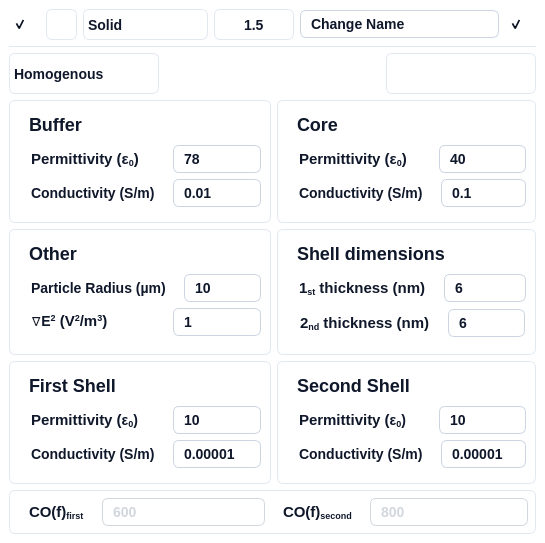
This is ui/curve_widget.ui in IoanTivig/OpenDEP_View as Qt 5 draws it before an edit. The edited form follows.
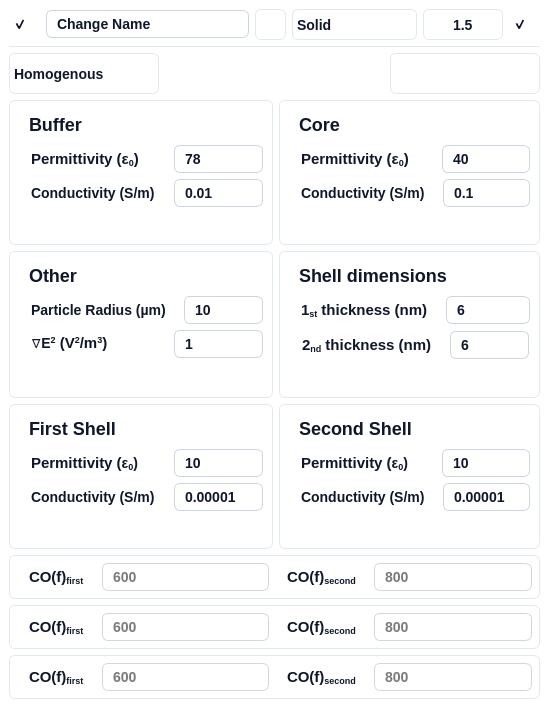
This is the edited form. Icons and pictures are not drawn.

```diff
--- a/ui/curve_widget.ui
+++ b/ui/curve_widget.ui
@@ -6,8 +6,8 @@
    <rect>
     <x>0</x>
     <y>0</y>
-    <width>545</width>
-    <height>543</height>
+    <width>549</width>
+    <height>708</height>
    </rect>
   </property>
   <property name="windowTitle">
@@ -159,6 +159,49 @@
            </property>
           </widget>
          </item>
+         <item>
+          <widget class="QLineEdit" name="pyqt5_entry_curve_name">
+           <property name="enabled">
+            <bool>true</bool>
+           </property>
+           <property name="minimumSize">
+            <size>
+             <width>125</width>
+             <height>0</height>
+            </size>
+           </property>
+           <property name="maximumSize">
+            <size>
+             <width>16777215</width>
+             <height>16777215</height>
+            </size>
+           </property>
+           <property name="styleSheet">
+            <string notr="true">QLineEdit {
+    background: #FFFFFF;  /* Default background */
+    border: 1px solid #CBD5E1;  /* Default border */
+    border-radius: 6px;  /* Rounded corners */
+    color: #0F172A;  /* Text color */
+    font-family: 'Segoe UI', sans-serif;  /* Font family */
+    font-style: normal;  /* Font style */
+    font-weight: 500;  /* Font weight */
+    font-size: 14px;  /* Font size */
+    line-height: 24px;  /* Line height */
+    padding: 4px 8px;  /* Padding */
+}
+
+/* Disabled State */
+QLineEdit:disabled {
+    color: #D2D7DD;
+    border: 1px solid #D2D7DD;
+}
+</string>
+           </property>
+           <property name="text">
+            <string>Change Name</string>
+           </property>
+          </widget>
+         </item>
          <item>
           <widget class="QPushButton" name="pyqt5_button_pick_curve_color">
            <property name="enabled">
@@ -398,49 +441,6 @@
            </property>
           </widget>
          </item>
-         <item>
-          <widget class="QLineEdit" name="pyqt5_entry_curve_name">
-           <property name="enabled">
-            <bool>true</bool>
-           </property>
-           <property name="minimumSize">
-            <size>
-             <width>125</width>
-             <height>0</height>
-            </size>
-           </property>
-           <property name="maximumSize">
-            <size>
-             <width>16777215</width>
-             <height>16777215</height>
-            </size>
-           </property>
-           <property name="styleSheet">
-            <string notr="true">QLineEdit {
-    background: #FFFFFF;  /* Default background */
-    border: 1px solid #CBD5E1;  /* Default border */
-    border-radius: 6px;  /* Rounded corners */
-    color: #0F172A;  /* Text color */
-    font-family: 'Segoe UI', sans-serif;  /* Font family */
-    font-style: normal;  /* Font style */
-    font-weight: 500;  /* Font weight */
-    font-size: 14px;  /* Font size */
-    line-height: 24px;  /* Line height */
-    padding: 4px 8px;  /* Padding */
-}
-
-/* Disabled State */
-QLineEdit:disabled {
-    color: #D2D7DD;
-    border: 1px solid #D2D7DD;
-}
-</string>
-           </property>
-           <property name="text">
-            <string>Change Name</string>
-           </property>
-          </widget>
-         </item>
          <item>
           <widget class="QCheckBox" name="pyqt5_checkbox_curves_expand">
            <property name="minimumSize">
@@ -2296,7 +2296,7 @@
        </widget>
       </item>
       <item>
-       <widget class="QFrame" name="frame">
+       <widget class="QFrame" name="pyqt5_frame_group_homogenous_co">
         <property name="styleSheet">
          <string notr="true">box-sizing: border-box;
 display: flex;
@@ -2343,7 +2343,7 @@
            <item>
             <widget class="QLineEdit" name="pyqt5_entry_graph_width_5">
              <property name="enabled">
-              <bool>false</bool>
+              <bool>true</bool>
              </property>
              <property name="maximumSize">
               <size>
@@ -2354,9 +2354,9 @@
              <property name="styleSheet">
               <string notr="true">QLineEdit {
     background: #FFFFFF;  /* Default background */
-    border: 1px solid #CBD5E1;  /* Default border */
+    border: 1px solid #D2D7DD;  /* Default border */
     border-radius: 6px;  /* Rounded corners */
-    color: #0F172A;  /* Text color */
+    color: #7a7a7a;  /* Text color */
     font-family: 'Segoe UI', sans-serif;  /* Font family */
     font-style: normal;  /* Font style */
     font-weight: 500;  /* Font weight */
@@ -2375,6 +2375,9 @@
              <property name="text">
               <string>600</string>
              </property>
+             <property name="readOnly">
+              <bool>true</bool>
+             </property>
             </widget>
            </item>
           </layout>
@@ -2401,7 +2404,7 @@
            <item>
             <widget class="QLineEdit" name="pyqt5_entry_graph_height_4">
              <property name="enabled">
-              <bool>false</bool>
+              <bool>true</bool>
              </property>
              <property name="maximumSize">
               <size>
@@ -2412,9 +2415,9 @@
              <property name="styleSheet">
               <string notr="true">QLineEdit {
     background: #FFFFFF;  /* Default background */
-    border: 1px solid #CBD5E1;  /* Default border */
+    border: 1px solid #D2D7DD;  /* Default border */
     border-radius: 6px;  /* Rounded corners */
-    color: #0F172A;  /* Text color */
+    color: #7a7a7a;  /* Text color */
     font-family: 'Segoe UI', sans-serif;  /* Font family */
     font-style: normal;  /* Font style */
     font-weight: 500;  /* Font weight */
@@ -2427,10 +2430,316 @@
 QLineEdit:disabled {
     color: #D2D7DD;
     border: 1px solid #D2D7DD;
-}</string>
+}
+</string>
              </property>
              <property name="text">
               <string>800</string>
+             </property>
+             <property name="readOnly">
+              <bool>true</bool>
+             </property>
+            </widget>
+           </item>
+          </layout>
+         </item>
+        </layout>
+       </widget>
+      </item>
+      <item>
+       <widget class="QFrame" name="pyqt5_frame_group_singleshell_co">
+        <property name="styleSheet">
+         <string notr="true">box-sizing: border-box;
+display: flex;
+flex-direction: column;
+align-items: flex-start;
+gap: 25px;
+background: #FFFFFF;
+border: 1px solid #E2E8F0; /* slate/200 */
+border-radius: 6px;
+padding:6px;</string>
+        </property>
+        <layout class="QHBoxLayout" name="horizontalLayout_49" stretch="0,0">
+         <property name="leftMargin">
+          <number>1</number>
+         </property>
+         <property name="topMargin">
+          <number>1</number>
+         </property>
+         <property name="rightMargin">
+          <number>1</number>
+         </property>
+         <property name="bottomMargin">
+          <number>1</number>
+         </property>
+         <item>
+          <layout class="QHBoxLayout" name="horizontalLayout_6">
+           <item>
+            <widget class="QLabel" name="label_51">
+             <property name="styleSheet">
+              <string notr="true"> 	border: none;
+	color: #0F172A;  /* Text color */
+    font-family: 'Segoe UI', sans-serif;  /* Font family */
+    font-style: normal;  /* Font style */
+    font-weight: 500;  /* Font weight */
+    font-size: 14px;  /* Font size */
+    line-height: 24px;  /* Line height */
+    padding: 4px 8px;  /* Padding */</string>
+             </property>
+             <property name="text">
+              <string>&lt;html&gt;&lt;head/&gt;&lt;body&gt;&lt;p&gt;&lt;span style=&quot; font-size:11pt;&quot;&gt;CO(f)&lt;/span&gt;&lt;span style=&quot; font-size:11pt; vertical-align:sub;&quot;&gt;first&lt;/span&gt;&lt;/p&gt;&lt;/body&gt;&lt;/html&gt;</string>
+             </property>
+            </widget>
+           </item>
+           <item>
+            <widget class="QLineEdit" name="pyqt5_entry_singleshell_firstco">
+             <property name="enabled">
+              <bool>true</bool>
+             </property>
+             <property name="maximumSize">
+              <size>
+               <width>200</width>
+               <height>16777215</height>
+              </size>
+             </property>
+             <property name="styleSheet">
+              <string notr="true">QLineEdit {
+    background: #FFFFFF;  /* Default background */
+    border: 1px solid #D2D7DD;  /* Default border */
+    border-radius: 6px;  /* Rounded corners */
+    color: #7a7a7a;  /* Text color */
+    font-family: 'Segoe UI', sans-serif;  /* Font family */
+    font-style: normal;  /* Font style */
+    font-weight: 500;  /* Font weight */
+    font-size: 14px;  /* Font size */
+    line-height: 24px;  /* Line height */
+    padding: 4px 8px;  /* Padding */
+}
+
+/* Disabled State */
+QLineEdit:disabled {
+    color: #D2D7DD;
+    border: 1px solid #D2D7DD;
+}
+</string>
+             </property>
+             <property name="text">
+              <string>600</string>
+             </property>
+             <property name="readOnly">
+              <bool>true</bool>
+             </property>
+            </widget>
+           </item>
+          </layout>
+         </item>
+         <item>
+          <layout class="QHBoxLayout" name="horizontalLayout_10">
+           <item>
+            <widget class="QLabel" name="label_52">
+             <property name="styleSheet">
+              <string notr="true"> 	border: none;
+	color: #0F172A;  /* Text color */
+    font-family: 'Segoe UI', sans-serif;  /* Font family */
+    font-style: normal;  /* Font style */
+    font-weight: 500;  /* Font weight */
+    font-size: 14px;  /* Font size */
+    line-height: 24px;  /* Line height */
+    padding: 4px 8px;  /* Padding */</string>
+             </property>
+             <property name="text">
+              <string>&lt;html&gt;&lt;head/&gt;&lt;body&gt;&lt;p&gt;&lt;span style=&quot; font-size:11pt;&quot;&gt;CO(f)&lt;/span&gt;&lt;span style=&quot; font-size:11pt; vertical-align:sub;&quot;&gt;second&lt;/span&gt;&lt;/p&gt;&lt;/body&gt;&lt;/html&gt;</string>
+             </property>
+            </widget>
+           </item>
+           <item>
+            <widget class="QLineEdit" name="pyqt5_entry_singleshell_secondco">
+             <property name="enabled">
+              <bool>true</bool>
+             </property>
+             <property name="maximumSize">
+              <size>
+               <width>200</width>
+               <height>16777215</height>
+              </size>
+             </property>
+             <property name="styleSheet">
+              <string notr="true">QLineEdit {
+    background: #FFFFFF;  /* Default background */
+    border: 1px solid #D2D7DD;  /* Default border */
+    border-radius: 6px;  /* Rounded corners */
+    color: #7a7a7a;  /* Text color */
+    font-family: 'Segoe UI', sans-serif;  /* Font family */
+    font-style: normal;  /* Font style */
+    font-weight: 500;  /* Font weight */
+    font-size: 14px;  /* Font size */
+    line-height: 24px;  /* Line height */
+    padding: 4px 8px;  /* Padding */
+}
+
+/* Disabled State */
+QLineEdit:disabled {
+    color: #D2D7DD;
+    border: 1px solid #D2D7DD;
+}
+</string>
+             </property>
+             <property name="text">
+              <string>800</string>
+             </property>
+             <property name="readOnly">
+              <bool>true</bool>
+             </property>
+            </widget>
+           </item>
+          </layout>
+         </item>
+        </layout>
+       </widget>
+      </item>
+      <item>
+       <widget class="QFrame" name="pyqt5_frame_group_twoshell_co">
+        <property name="styleSheet">
+         <string notr="true">box-sizing: border-box;
+display: flex;
+flex-direction: column;
+align-items: flex-start;
+gap: 25px;
+background: #FFFFFF;
+border: 1px solid #E2E8F0; /* slate/200 */
+border-radius: 6px;
+padding:6px;</string>
+        </property>
+        <layout class="QHBoxLayout" name="horizontalLayout_50" stretch="0,0">
+         <property name="leftMargin">
+          <number>1</number>
+         </property>
+         <property name="topMargin">
+          <number>1</number>
+         </property>
+         <property name="rightMargin">
+          <number>1</number>
+         </property>
+         <property name="bottomMargin">
+          <number>1</number>
+         </property>
+         <item>
+          <layout class="QHBoxLayout" name="horizontalLayout_8">
+           <item>
+            <widget class="QLabel" name="label_53">
+             <property name="styleSheet">
+              <string notr="true"> 	border: none;
+	color: #0F172A;  /* Text color */
+    font-family: 'Segoe UI', sans-serif;  /* Font family */
+    font-style: normal;  /* Font style */
+    font-weight: 500;  /* Font weight */
+    font-size: 14px;  /* Font size */
+    line-height: 24px;  /* Line height */
+    padding: 4px 8px;  /* Padding */</string>
+             </property>
+             <property name="text">
+              <string>&lt;html&gt;&lt;head/&gt;&lt;body&gt;&lt;p&gt;&lt;span style=&quot; font-size:11pt;&quot;&gt;CO(f)&lt;/span&gt;&lt;span style=&quot; font-size:11pt; vertical-align:sub;&quot;&gt;first&lt;/span&gt;&lt;/p&gt;&lt;/body&gt;&lt;/html&gt;</string>
+             </property>
+            </widget>
+           </item>
+           <item>
+            <widget class="QLineEdit" name="pyqt5_entry_twoshell_firstco">
+             <property name="enabled">
+              <bool>true</bool>
+             </property>
+             <property name="maximumSize">
+              <size>
+               <width>200</width>
+               <height>16777215</height>
+              </size>
+             </property>
+             <property name="styleSheet">
+              <string notr="true">QLineEdit {
+    background: #FFFFFF;  /* Default background */
+    border: 1px solid #D2D7DD;  /* Default border */
+    border-radius: 6px;  /* Rounded corners */
+    color: #7a7a7a;  /* Text color */
+    font-family: 'Segoe UI', sans-serif;  /* Font family */
+    font-style: normal;  /* Font style */
+    font-weight: 500;  /* Font weight */
+    font-size: 14px;  /* Font size */
+    line-height: 24px;  /* Line height */
+    padding: 4px 8px;  /* Padding */
+}
+
+/* Disabled State */
+QLineEdit:disabled {
+    color: #D2D7DD;
+    border: 1px solid #D2D7DD;
+}
+</string>
+             </property>
+             <property name="text">
+              <string>600</string>
+             </property>
+             <property name="readOnly">
+              <bool>true</bool>
+             </property>
+            </widget>
+           </item>
+          </layout>
+         </item>
+         <item>
+          <layout class="QHBoxLayout" name="horizontalLayout_11">
+           <item>
+            <widget class="QLabel" name="label_54">
+             <property name="styleSheet">
+              <string notr="true"> 	border: none;
+	color: #0F172A;  /* Text color */
+    font-family: 'Segoe UI', sans-serif;  /* Font family */
+    font-style: normal;  /* Font style */
+    font-weight: 500;  /* Font weight */
+    font-size: 14px;  /* Font size */
+    line-height: 24px;  /* Line height */
+    padding: 4px 8px;  /* Padding */</string>
+             </property>
+             <property name="text">
+              <string>&lt;html&gt;&lt;head/&gt;&lt;body&gt;&lt;p&gt;&lt;span style=&quot; font-size:11pt;&quot;&gt;CO(f)&lt;/span&gt;&lt;span style=&quot; font-size:11pt; vertical-align:sub;&quot;&gt;second&lt;/span&gt;&lt;/p&gt;&lt;/body&gt;&lt;/html&gt;</string>
+             </property>
+            </widget>
+           </item>
+           <item>
+            <widget class="QLineEdit" name="pyqt5_entry_twoshell_secondco">
+             <property name="enabled">
+              <bool>true</bool>
+             </property>
+             <property name="maximumSize">
+              <size>
+               <width>200</width>
+               <height>16777215</height>
+              </size>
+             </property>
+             <property name="styleSheet">
+              <string notr="true">QLineEdit {
+    background: #FFFFFF;  /* Default background */
+    border: 1px solid #D2D7DD;  /* Default border */
+    border-radius: 6px;  /* Rounded corners */
+    color: #7a7a7a;  /* Text color */
+    font-family: 'Segoe UI', sans-serif;  /* Font family */
+    font-style: normal;  /* Font style */
+    font-weight: 500;  /* Font weight */
+    font-size: 14px;  /* Font size */
+    line-height: 24px;  /* Line height */
+    padding: 4px 8px;  /* Padding */
+}
+
+/* Disabled State */
+QLineEdit:disabled {
+    color: #D2D7DD;
+    border: 1px solid #D2D7DD;
+}
+</string>
+             </property>
+             <property name="text">
+              <string>800</string>
+             </property>
+             <property name="readOnly">
+              <bool>true</bool>
              </property>
             </widget>
            </item>
```
Left out of the diff: 6 changed lines with no effect on the pictures.
